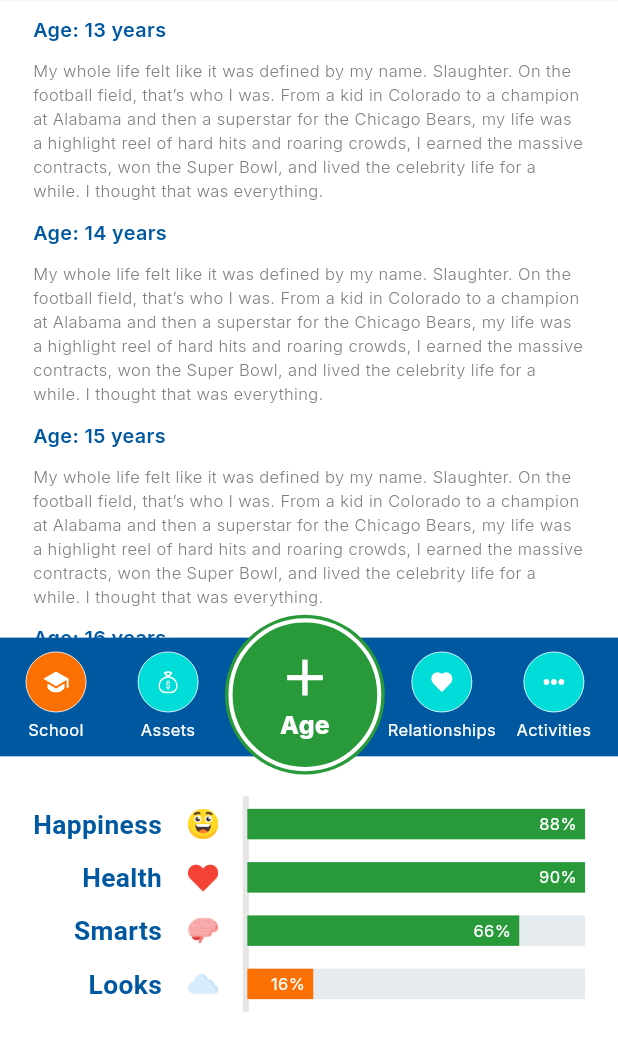
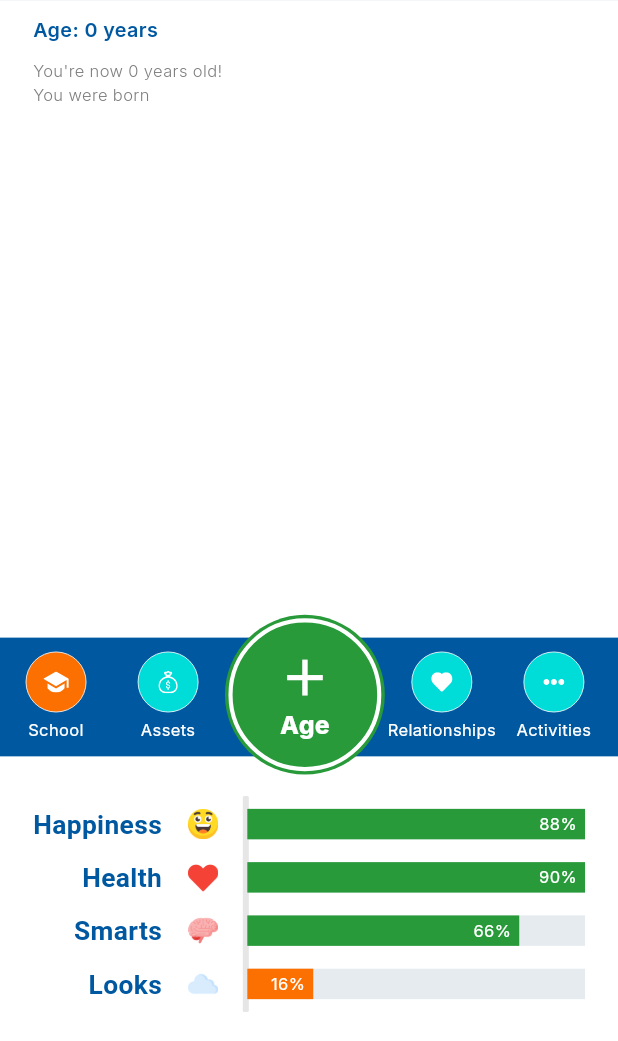
Before and after one commit to IshraqSikder/LifeBook-V0, a Flutter app: the HomeScreen screen opened directly with empty values, on a phone screen of 412 x 824 dp, the part 195-1236 px from its top. Run offline on Flutter 3.47's test engine with Material 3 defaults, Android fonts, the phone set to English and light mode, and no system bars; our stand-ins replace flutter_screenutil, flutter_svg, google_fonts; Roboto replaces fonts that are missing (Jaro).

Commit message:
apk build

```diff
--- a/lib/main.dart
+++ b/lib/main.dart
@@ -1,6 +1,5 @@
 import 'package:flutter/material.dart';
 import 'package:flutter_screenutil/flutter_screenutil.dart';
-import 'package:life_book/screens/home/home.dart';
 import 'package:life_book/screens/start/start.dart';
 import 'package:life_book/theme.dart';
 
--- a/lib/models/character.dart
+++ b/lib/models/character.dart
@@ -1,4 +1,3 @@
-import 'dart:developer';
 
 import 'package:life_book/models/stats.dart';
 
--- a/lib/screens/activities/activity_popup.dart
+++ b/lib/screens/activities/activity_popup.dart
@@ -141,7 +141,7 @@ class ActivityPopup extends StatelessWidget {
   }
 }
 
-// Function to show the profile popup
+// Function to show the activity popup
 Future<dynamic> showActivityPopup(
   BuildContext context,
   Character character,
--- a/lib/screens/activities/activity_screen.dart
+++ b/lib/screens/activities/activity_screen.dart
@@ -9,7 +9,7 @@ import 'package:life_book/screens/home/profile_header.dart';
 import 'package:life_book/theme.dart';
 
 class ActivityScreen extends StatelessWidget {
-  ActivityScreen({super.key, required this.player});
+  const ActivityScreen({super.key, required this.player});
 
   final Character player;
 
--- a/lib/screens/events/age_popup.dart
+++ b/lib/screens/events/age_popup.dart
@@ -1,4 +1,3 @@
-import 'dart:developer';
 
 import 'package:flutter/material.dart';
 import 'package:flutter_screenutil/flutter_screenutil.dart';
@@ -50,6 +49,7 @@ class _AgePopupState extends State<AgePopup> {
               Container(
                 width: double.infinity,
                 padding: EdgeInsets.symmetric(horizontal: 12.w, vertical: 10.h),
+                // popup text from age_popup_list.dart based on playerAge
                 child: Text(
                   agePopupList[widget.playerAge] ?? "Another year older!",
                   textAlign: TextAlign.center,
--- a/lib/screens/home/bottom_navbar.dart
+++ b/lib/screens/home/bottom_navbar.dart
@@ -1,16 +1,27 @@
 import 'dart:developer';
+
 import 'package:flutter/material.dart';
 import 'package:flutter_screenutil/flutter_screenutil.dart';
 import 'package:flutter_svg/svg.dart';
 import 'package:google_fonts/google_fonts.dart';
 import 'package:life_book/models/character.dart';
 import 'package:life_book/screens/activities/activity_screen.dart';
+import 'package:life_book/screens/death/death_screen.dart';
 import 'package:life_book/screens/events/age_popup.dart';
+import 'package:life_book/screens/home/life_story.dart';
 import 'package:life_book/theme.dart';
 
 class BottomNavBar extends StatefulWidget {
   final Character player;
-  const BottomNavBar({super.key, required this.player});
+  final List<LifeStory> lifeStoryDiaryEntries;
+  final VoidCallback onAgeIncrement; // Add a callback
+
+  BottomNavBar({
+    super.key,
+    required this.player,
+    required this.lifeStoryDiaryEntries,
+    required this.onAgeIncrement, // Required callback
+  });
 
   @override
   State<BottomNavBar> createState() => _BottomNavBarState();
@@ -85,7 +96,7 @@ class _BottomNavBarState extends State<BottomNavBar> {
             top: -15.h,
             left: 35.w,
             right: 40.w,
-            child: Center(child: _buildFAB(widget.player.age)),
+            child: Center(child: _buildFAB()),
           ),
         ],
       ),
@@ -142,11 +153,24 @@ class _BottomNavBarState extends State<BottomNavBar> {
     );
   }
 
-  Widget _buildFAB(playerAge) {
+  Widget _buildFAB() {
     return GestureDetector(
       onTap: () {
         widget.player.incrementAge();
-        showAgePopup(context, widget.player.age);
+        setState(() {
+          widget.lifeStoryDiaryEntries.add(
+            LifeStory(
+              widget.player.age,
+              "You're now ${widget.player.age} years old!",
+            ),
+          );
+        });
+        // Notify the parent (HomeScreen) to rebuild
+        widget.onAgeIncrement();
+        // showAgePopup(context, widget.player.age);
+        if (widget.player.age == 20) {
+          showDeathScreeenPopup(context, widget.player);
+        }
       },
       child: Container(
         width: 105.w,
--- a/lib/screens/home/home.dart
+++ b/lib/screens/home/home.dart
@@ -1,5 +1,9 @@
+import 'dart:developer';
+
 import 'package:flutter/material.dart';
 import 'package:flutter_screenutil/flutter_screenutil.dart';
+import 'package:google_fonts/google_fonts.dart';
+import 'package:life_book/models/age_popup_list.dart';
 import 'package:life_book/models/character.dart';
 import 'package:life_book/screens/appbar/custom_appbar.dart';
 import 'package:life_book/screens/home/bottom_navbar.dart';
@@ -7,18 +11,23 @@ import 'package:life_book/screens/home/life_story.dart';
 import 'package:life_book/screens/home/profile_header.dart';
 import 'package:life_book/screens/home/stats_new.dart';
 import 'package:life_book/screens/menu/menu_screen.dart';
+import 'package:life_book/theme.dart';
 
 class HomeScreen extends StatefulWidget {
   final Character player;
+
   HomeScreen({super.key, required this.player});
-
-  bool isMenuToggled = false;
 
   @override
   State<HomeScreen> createState() => _HomeScreenState();
 }
 
 class _HomeScreenState extends State<HomeScreen> {
+  bool isMenuToggled = false;
+  final List<LifeStory> _lifeStoryDiaryEntries = [
+    LifeStory(0, "You're now 0 years old!"),
+  ];
+
   @override
   Widget build(BuildContext context) {
     // log("Player Age in Home: ${widget.player.age}");
@@ -29,11 +38,11 @@ class _HomeScreenState extends State<HomeScreen> {
         onMenuToggle: (value) {
           setState(() {
             // Update any state if needed when menu is toggled
-            widget.isMenuToggled = !widget.isMenuToggled;
+            isMenuToggled = !isMenuToggled;
           });
         },
       ),
-      body: widget.isMenuToggled
+      body: isMenuToggled
           ? MenuScreen(player: widget.player)
           : Column(
               children: [
@@ -52,28 +61,36 @@ class _HomeScreenState extends State<HomeScreen> {
                         crossAxisAlignment: CrossAxisAlignment.start,
                         spacing: 10.h,
                         children: [
-                          LifeStory(
-                            13,
-                            "My whole life felt like it was defined by my name. Slaughter. On the football field, that’s who I was. From a kid in Colorado to a champion at Alabama and then a superstar for the Chicago Bears, my life was a highlight reel of hard hits and roaring crowds, I earned the massive contracts, won the Super Bowl, and lived the celebrity life for a while. I thought that was everything.",
-                          ),
-                          LifeStory(
-                            14,
-                            "My whole life felt like it was defined by my name. Slaughter. On the football field, that’s who I was. From a kid in Colorado to a champion at Alabama and then a superstar for the Chicago Bears, my life was a highlight reel of hard hits and roaring crowds, I earned the massive contracts, won the Super Bowl, and lived the celebrity life for a while. I thought that was everything.",
-                          ),
-                          LifeStory(
-                            15,
-                            "My whole life felt like it was defined by my name. Slaughter. On the football field, that’s who I was. From a kid in Colorado to a champion at Alabama and then a superstar for the Chicago Bears, my life was a highlight reel of hard hits and roaring crowds, I earned the massive contracts, won the Super Bowl, and lived the celebrity life for a while. I thought that was everything.",
-                          ),
-                          LifeStory(
-                            16,
-                            "My whole life felt like it was defined by my name. Slaughter. On the football field, that’s who I was. From a kid in Colorado to a champion at Alabama and then a superstar for the Chicago Bears, my life was a highlight reel of hard hits and roaring crowds, I earned the massive contracts, won the Super Bowl, and lived the celebrity life for a while. I thought that was everything.",
-                          ),
+                          // List of life story entries
+                          ..._lifeStoryDiaryEntries.map((entry) {
+                            return Column(
+                              children: [
+                                agePopupList.containsKey(entry.age)
+                                    ? LifeStory(
+                                        entry.age,
+                                        "${entry.description}\n${agePopupList[entry.age]}",
+                                      )
+                                    : LifeStory(entry.age, entry.description),
+                              ],
+                            );
+                          }).toList(),
                         ],
                       ),
                     ),
                   ),
                 ),
-                BottomNavBar(player: widget.player),
+                BottomNavBar(
+                  player: widget.player,
+                  lifeStoryDiaryEntries: _lifeStoryDiaryEntries,
+                  onAgeIncrement: () {
+                    // Add a callback for when age increments
+                    setState(() {
+                      // This setState will trigger HomeScreen to rebuild
+                      // and show the updated lifeStoryDiaryEntries.
+                      // The BottomNavBar will add to the list directly.
+                    });
+                  },
+                ),
                 StatsNew(),
               ],
             ),
--- a/lib/screens/home/life_story.dart
+++ b/lib/screens/home/life_story.dart
@@ -23,15 +23,12 @@ class LifeStory extends StatelessWidget {
             fontWeight: FontWeight.w600,
           ),
         ),
-        SizedBox(
-          width: double.infinity,
-          child: Text(
-            description,
-            style: GoogleFonts.inter(
-              color: AppColors.textColor,
-              fontSize: 10.sp,
-              fontWeight: FontWeight.w300,
-            ),
+        Text(
+          description,
+          style: GoogleFonts.inter(
+            color: AppColors.textColor,
+            fontSize: 10.sp,
+            fontWeight: FontWeight.w300,
           ),
         ),
       ],
--- a/lib/screens/home/profile_header.dart
+++ b/lib/screens/home/profile_header.dart
@@ -1,4 +1,3 @@
-import 'dart:developer';
 
 import 'package:flutter/material.dart';
 import 'package:flutter_screenutil/flutter_screenutil.dart';
--- a/lib/screens/profile/profile_popup.dart
+++ b/lib/screens/profile/profile_popup.dart
@@ -1,4 +1,3 @@
-import 'dart:developer';
 import 'package:flutter/material.dart';
 import 'package:flutter_screenutil/flutter_screenutil.dart';
 import 'package:flutter_svg/flutter_svg.dart';
@@ -302,6 +301,7 @@ void showProfilePopup(BuildContext context, Character character) {
   showDialog(
     context: context,
     barrierDismissible: true,
+    barrierColor: Colors.black54.withValues(alpha: 0.90),
     builder: (BuildContext context) {
       return ProfilePopup(player: character);
     },
--- a/lib/screens/start/start.dart
+++ b/lib/screens/start/start.dart
@@ -3,7 +3,6 @@ import 'package:flutter_screenutil/flutter_screenutil.dart';
 import 'package:flutter_svg/svg.dart';
 import 'package:google_fonts/google_fonts.dart';
 import 'package:life_book/models/character.dart';
-import 'package:life_book/screens/home/home.dart';
 import 'package:life_book/screens/start/create.dart';
 import 'package:life_book/screens/start/tutorial.dart';
 import 'package:life_book/theme.dart';
--- a/lib/screens/start/tutorial.dart
+++ b/lib/screens/start/tutorial.dart
@@ -108,31 +108,19 @@ class TutorialScreen extends StatelessWidget {
   // Built Age Button
   Widget _buildTAB(BuildContext context, Character player) {
     return GestureDetector(
-      onTap: () async {
-        await showAgePopup(context, player.age);
+      // onTap: () async {
+      //   await showAgePopup(context, player.age);
+      //   Navigator.pushReplacement(
+      //     context,
+      //     MaterialPageRoute(builder: (context) => HomeScreen(player: player)),
+      //   );
+      // },
+      onTap: () {
         Navigator.pushReplacement(
           context,
           MaterialPageRoute(builder: (context) => HomeScreen(player: player)),
         );
       },
-      // onTap: () async {
-      //   // Make onPressed async to use await
-      //   // 1. Navigate to HomeScreen, replacing TutorialScreen
-      //   await Navigator.pushReplacement(
-      //     // Await the navigation to ensure it's complete
-      //     context,
-      //     MaterialPageRoute(builder: (context) => HomeScreen(player: player)),
-      //   );
-
-      //   // 2. Add a small, imperceptible delay to yield the frame.
-      //   //    This ensures HomeScreen has fully rendered before attempting to show the dialog on top.
-      //   await Future.delayed(
-      //     Duration(milliseconds: 3000),
-      //   ); // Or Duration(milliseconds: 10) if still experiencing issues
-
-      //   // 3. Then, show the AgePopup.
-      //   showAgePopup(context, player.age);
-      // },
       child: Container(
         height: 110.h,
         width: 100.w,
```
Also changed, not shown: lib/screens/death/death_screen.dart (added, +252 -0 lines), assets/icons/death.svg (added), 1 other file.
